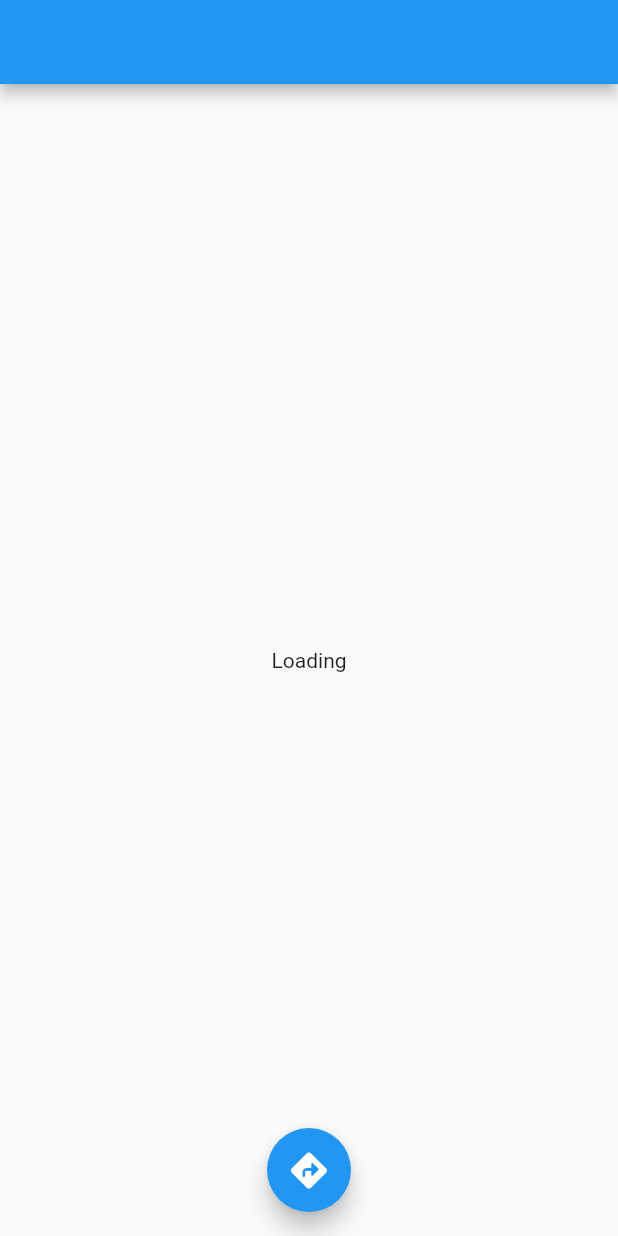
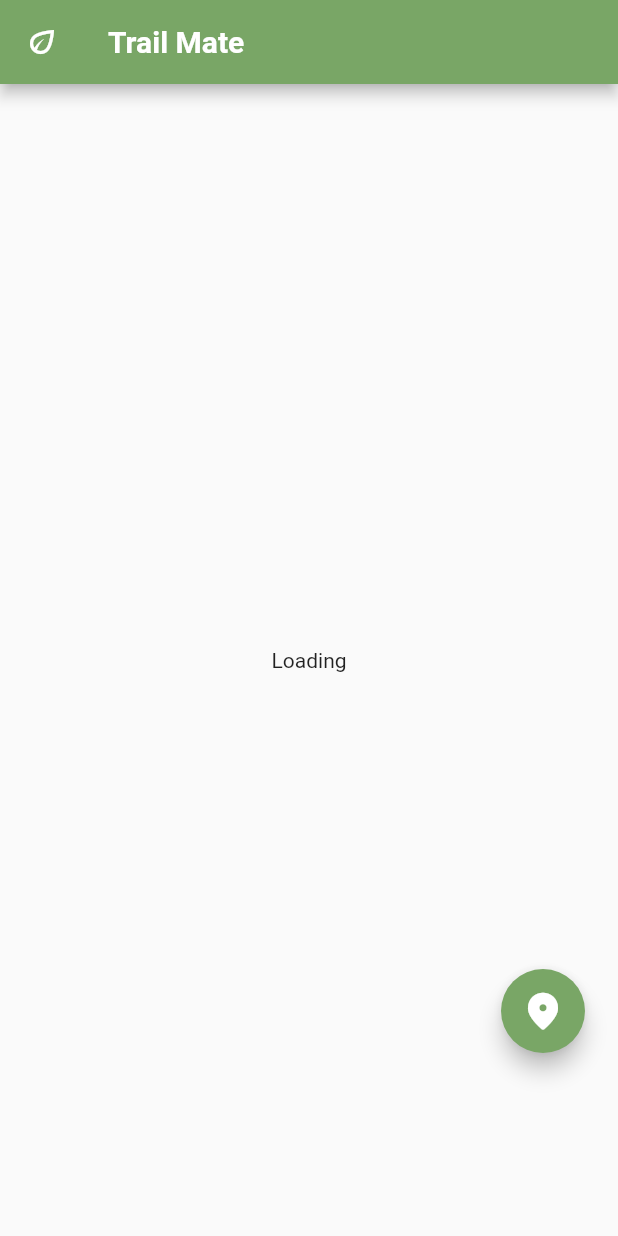
Before and after one commit to melimun/TrailMate, a Flutter app: the TrackingScreen screen opened directly, on a phone screen of 412 x 824 dp. Run offline on Flutter 3.47's test engine with Material 2 defaults, Android fonts, the light colour scheme and no system bars; our stand-ins replace font_awesome_flutter, geocoding, google_maps_flutter, location; missing offline and left inert: flutter_polyline_points.

Commit message:
Added UI changes (Logo) and Floating Action Button

```diff
--- a/lib/tracking_screen.dart
+++ b/lib/tracking_screen.dart
@@ -83,58 +83,77 @@ class _TrackingScreenState extends State<TrackingScreen> {
   @override
   Widget build(BuildContext context) {
     return Scaffold(
-        appBar: AppBar(),
-        body: currentLocation == null
-            ? Center(child: Text("Loading"))
+        appBar: AppBar(
+          leading: const Icon(Icons.eco_outlined),
+          title: const Text(
+            'Trail Mate',
+            style: TextStyle(
+              fontSize: 20.0,
+              fontWeight: FontWeight.bold,
+              color: Colors.white,
+            ),
+          ),
+          backgroundColor: const Color(0xff79a666),
+        ),
+        body:
+            currentLocation == null
+            ? const Center(child: Text("Loading"))
             : GoogleMap(
           myLocationEnabled: true,
           myLocationButtonEnabled: true,
           //tiltGesturesEnabled: true,
           initialCameraPosition: CameraPosition(
             target: sourceLocation,
-
-            // target: LatLng(   //target identify your starting point. it is for current location
-            //     currentLocation!.latitude!, currentLocation!.longitude!),
             zoom: 13.5,
           ),
           polylines: {
             //it is for polyline on your source to destination
             Polyline(
-              polylineId: PolylineId("route"),
+              polylineId: const PolylineId("route"),
               points: polylineCoordinates,
               color: primaryColor,
               width: 6,
             )
           },
           markers: {
-            //Source mean where you from. starting point
             Marker(
-              //icon: sourceIcon,
-              markerId: MarkerId("source"),
+              // icon:
+              markerId: const MarkerId("source"),
               position: sourceLocation,
             ),
             Marker(
               //icon: currentLocationIcon,
-                markerId: MarkerId("currentLocation"),
+                markerId: const MarkerId("currentLocation"),
                 position: LatLng(currentLocation!.latitude!,
                     currentLocation!.longitude!)),
-            Marker(
-              //destination point
-              //icon: destinationIcon,
-              markerId: MarkerId("destination"),
-              position: destination,
-            )
           },
           onMapCreated: (mapController) {
             //change map camera position according to the location change
             _controller.complete(mapController);
           },
         ),
-        floatingActionButton: FloatingActionButton(
+        floatingActionButton: Padding(
+          padding: const EdgeInsets.only(right:10.0, bottom:110.0),
+          child: FloatingActionButton(
           onPressed: () => _create(),
-          child: const Icon(FontAwesomeIcons.diamondTurnRight),
+          child: _getCustomPin(),
+            backgroundColor: const Color(0xff79a666),
         ),
-        floatingActionButtonLocation: FloatingActionButtonLocation.centerFloat);
+        ),
+        floatingActionButtonLocation: FloatingActionButtonLocation.miniEndFloat);
+  }
+
+  Widget _getCustomPin() {
+    return Center(
+      child: Container(
+        width: 150,
+        child: const Icon(
+          Icons.location_on_rounded,
+          color: Colors.white,
+          size:30.0,
+        ),
+      ),
+    );
   }
 
   Future<void> _create() async {
```
Also changed, not shown: 7 other files.
